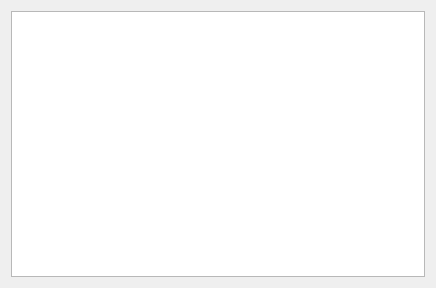
This is Lamia/toolpostpro/Base2/Lamia_cost_tool.ui in Artelia/Lamia as Qt 5 draws it before an edit. The edited form follows.
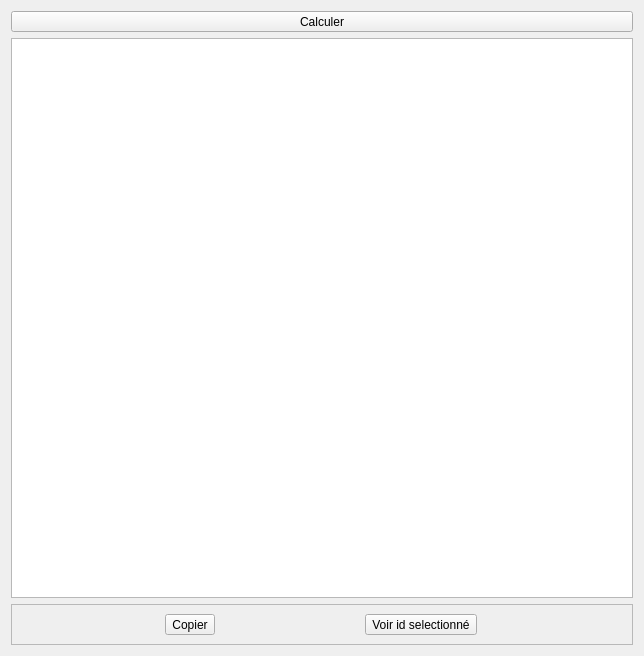
This is the edited form.

Patch:
```diff
--- a/Lamia/toolpostpro/Base2/Lamia_cost_tool.ui
+++ b/Lamia/toolpostpro/Base2/Lamia_cost_tool.ui
@@ -6,16 +6,65 @@
    <rect>
     <x>0</x>
     <y>0</y>
-    <width>436</width>
-    <height>288</height>
+    <width>644</width>
+    <height>656</height>
    </rect>
   </property>
   <property name="windowTitle">
    <string>Form</string>
   </property>
-  <layout class="QGridLayout" name="gridLayout">
-   <item row="0" column="0">
-    <widget class="QTableWidget" name="tableWidget"/>
+  <layout class="QVBoxLayout" name="verticalLayout">
+   <item>
+    <widget class="QToolButton" name="toolButton_calcul">
+     <property name="sizePolicy">
+      <sizepolicy hsizetype="Expanding" vsizetype="Fixed">
+       <horstretch>0</horstretch>
+       <verstretch>0</verstretch>
+      </sizepolicy>
+     </property>
+     <property name="text">
+      <string>Calculer</string>
+     </property>
+    </widget>
+   </item>
+   <item>
+    <widget class="QTableWidget" name="tableWidget">
+     <attribute name="horizontalHeaderCascadingSectionResizes">
+      <bool>true</bool>
+     </attribute>
+     <attribute name="horizontalHeaderStretchLastSection">
+      <bool>true</bool>
+     </attribute>
+     <attribute name="verticalHeaderCascadingSectionResizes">
+      <bool>true</bool>
+     </attribute>
+    </widget>
+   </item>
+   <item>
+    <widget class="QFrame" name="frame">
+     <property name="frameShape">
+      <enum>QFrame::StyledPanel</enum>
+     </property>
+     <property name="frameShadow">
+      <enum>QFrame::Raised</enum>
+     </property>
+     <layout class="QGridLayout" name="gridLayout">
+      <item row="0" column="0">
+       <widget class="QToolButton" name="toolButton_copier">
+        <property name="text">
+         <string>Copier</string>
+        </property>
+       </widget>
+      </item>
+      <item row="0" column="1">
+       <widget class="QToolButton" name="toolButton_selected">
+        <property name="text">
+         <string>Voir id selectionné</string>
+        </property>
+       </widget>
+      </item>
+     </layout>
+    </widget>
    </item>
   </layout>
  </widget>
```
